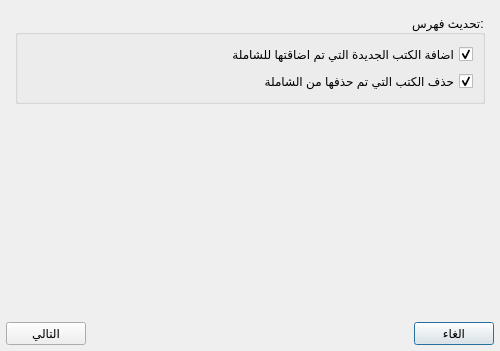
This is src/shamelaupdaterdialog.ui in boussouira/albahhet as Qt 5 draws it before an edit. The edited form follows.
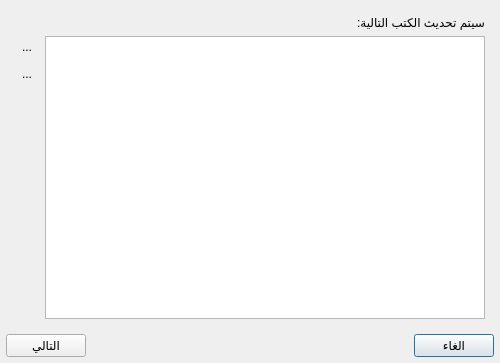
This is the edited form. Icons and pictures are not drawn.

Commit message: Detecte new version of update books in shamela and update them

Diff of the .ui file:
```diff
--- a/src/shamelaupdaterdialog.ui
+++ b/src/shamelaupdaterdialog.ui
@@ -7,7 +7,7 @@
     <x>0</x>
     <y>0</y>
     <width>500</width>
-    <height>351</height>
+    <height>363</height>
    </rect>
   </property>
   <property name="windowTitle">
@@ -28,32 +28,57 @@
      <widget class="QWidget" name="page">
       <layout class="QVBoxLayout" name="verticalLayout_3">
        <item>
-        <widget class="QGroupBox" name="groupBox">
-         <property name="title">
-          <string>تحديث فهرس:</string>
+        <widget class="QLabel" name="label_2">
+         <property name="text">
+          <string>سيتم تحديث الكتب التالية:</string>
          </property>
+        </widget>
+       </item>
+       <item>
+        <layout class="QHBoxLayout" name="horizontalLayout_2">
+         <item>
+          <widget class="QListView" name="listView"/>
+         </item>
+         <item>
          <layout class="QVBoxLayout" name="verticalLayout_2">
           <item>
-           <widget class="QCheckBox" name="checkAddNewBooks">
+            <widget class="QToolButton" name="toolButton">
             <property name="text">
-             <string>اضافة الكتب الجديدة التي تم اضاقتها للشاملة</string>
-            </property>
-            <property name="checked">
+              <string>...</string>
+             </property>
+             <property name="icon">
+              <iconset resource="resources.qrc">
+               <normaloff>:/data/images/plus.png</normaloff>:/data/images/plus.png</iconset>
+             </property>
+             <property name="iconSize">
+              <size>
+               <width>24</width>
+               <height>24</height>
+              </size>
+             </property>
+             <property name="autoRaise">
              <bool>true</bool>
             </property>
            </widget>
           </item>
           <item>
-           <widget class="QCheckBox" name="checkDeleteBooks">
+            <widget class="QToolButton" name="toolButton_2">
             <property name="text">
-             <string>حذف الكتب التي تم حذفها من الشاملة</string>
-            </property>
-            <property name="checked">
+              <string>...</string>
+             </property>
+             <property name="icon">
+              <iconset resource="resources.qrc">
+               <normaloff>:/data/images/delete.png</normaloff>:/data/images/delete.png</iconset>
+             </property>
+             <property name="iconSize">
+              <size>
+               <width>24</width>
+               <height>24</height>
+              </size>
+             </property>
+             <property name="autoRaise">
              <bool>true</bool>
             </property>
-           </widget>
-          </item>
-         </layout>
         </widget>
        </item>
        <item>
@@ -64,10 +89,14 @@
          <property name="sizeHint" stdset="0">
           <size>
            <width>20</width>
-           <height>208</height>
+               <height>40</height>
           </size>
          </property>
         </spacer>
+           </item>
+          </layout>
+         </item>
+        </layout>
        </item>
       </layout>
      </widget>
```
Left out of the diff: 4 changed lines with no effect on the pictures. Lines whose indentation alone changed are shown as unchanged. The commit also changes 15 other files.
